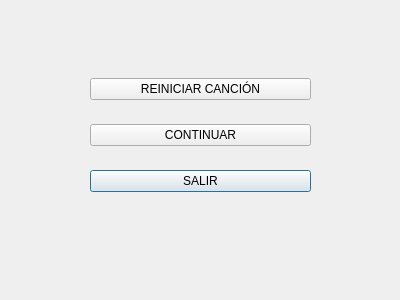
The window that PausaDialog.ui (agc201-ua/EasyMusik) describes before a commit, drawn with Qt 5.
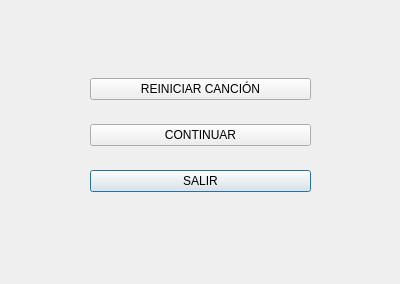
The same window after the commit.

Patch:
```diff
--- a/PausaDialog.ui
+++ b/PausaDialog.ui
@@ -7,7 +7,7 @@
     <x>0</x>
     <y>0</y>
     <width>400</width>
-    <height>300</height>
+    <height>284</height>
    </rect>
   </property>
   <property name="windowTitle">
```
